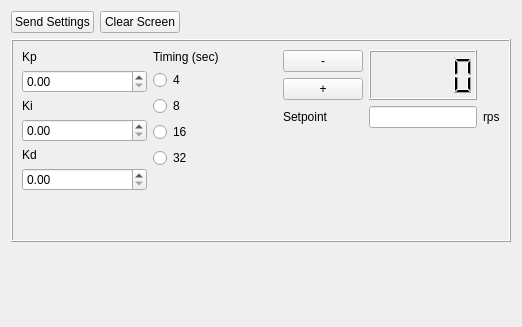
Above: ui/dccontrolwidget.ui from Paise/uart_board before the change. Below: the same form after it.
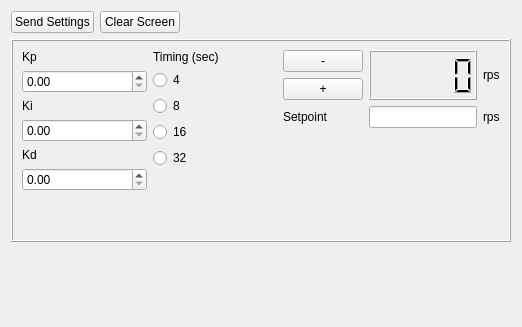
That is the form after the change.

```diff
--- a/ui/dccontrolwidget.ui
+++ b/ui/dccontrolwidget.ui
@@ -221,6 +221,13 @@
             </property>
            </widget>
           </item>
+          <item row="1" column="2">
+           <widget class="QLabel" name="label_2">
+            <property name="text">
+             <string>rps</string>
+            </property>
+           </widget>
+          </item>
          </layout>
         </item>
         <item>
```
